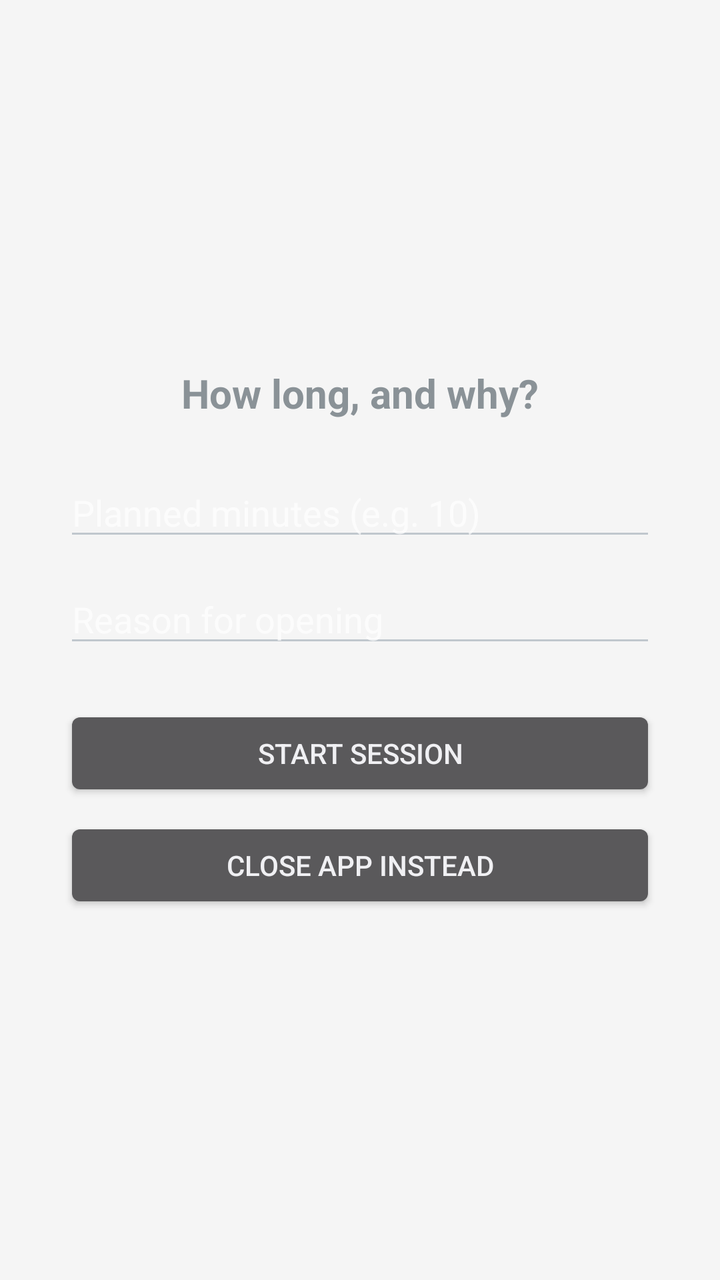
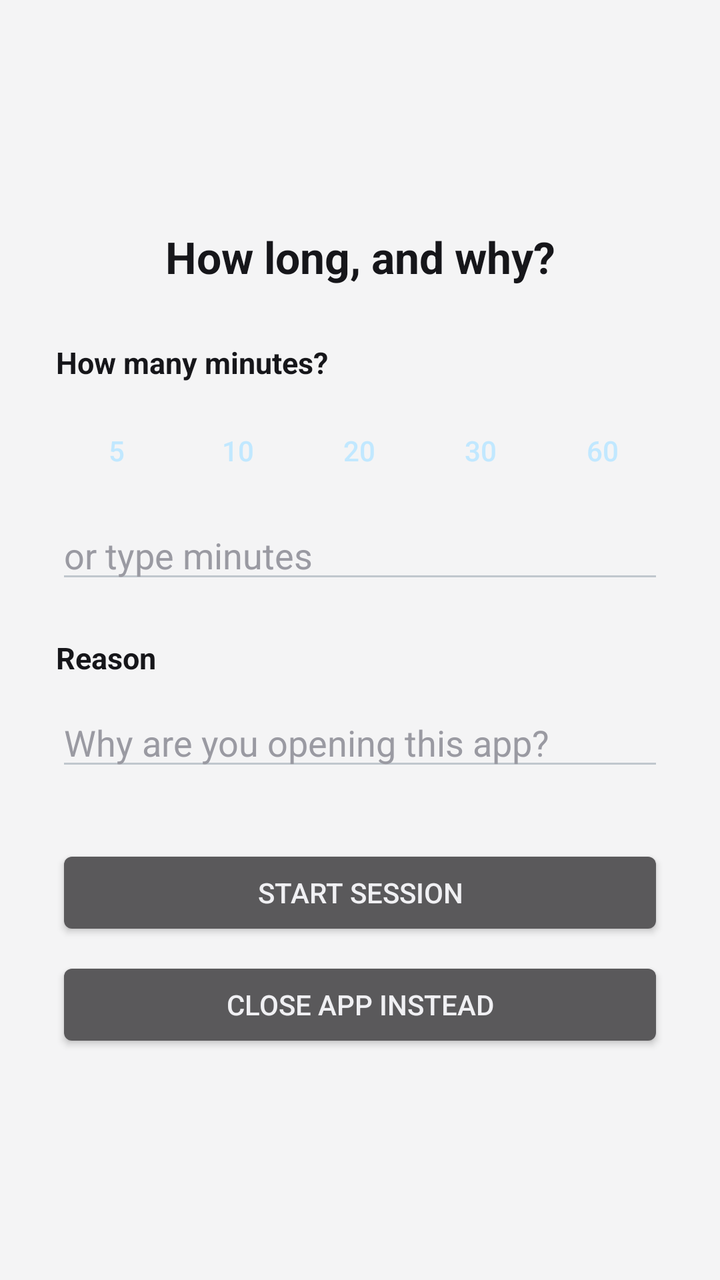

Compare the two renders of this Android layout. The source of the first and the diff that turns it into the second are given below.
<!-- AndroidManifest.xml: activity theme android:Theme.DeviceDefault.NoActionBar -->
<!-- res/layout/activity_prompt.xml -->
<?xml version="1.0" encoding="utf-8"?>
<LinearLayout xmlns:android="http://schemas.android.com/apk/res/android"
    android:layout_width="match_parent"
    android:layout_height="match_parent"
    android:orientation="vertical"
    android:gravity="center"
    android:background="#F5F5F5"
    android:padding="32dp">

    <TextView
        android:id="@+id/textTitle"
        android:layout_width="match_parent"
        android:layout_height="wrap_content"
        android:textSize="20sp"
        android:textStyle="bold"
        android:gravity="center"
        android:paddingBottom="24dp"
        android:text="How long, and why?" />

    <EditText
        android:id="@+id/editMinutes"
        android:layout_width="match_parent"
        android:layout_height="wrap_content"
        android:inputType="number"
        android:hint="Planned minutes (e.g. 10)" />

    <EditText
        android:id="@+id/editReason"
        android:layout_width="match_parent"
        android:layout_height="wrap_content"
        android:layout_marginTop="12dp"
        android:inputType="text"
        android:hint="Reason for opening" />

    <Button
        android:id="@+id/buttonStart"
        android:layout_width="match_parent"
        android:layout_height="wrap_content"
        android:layout_marginTop="24dp"
        android:text="Start session" />

    <Button
        android:id="@+id/buttonClose"
        android:layout_width="match_parent"
        android:layout_height="wrap_content"
        android:layout_marginTop="8dp"
        android:text="Close app instead" />

</LinearLayout>
<!-- resources referenced by this layout -->
<resources>

</resources>

<!-- the commit's change to res/layout/activity_prompt.xml (unified diff, before → after) -->
@@ -1,49 +1,133 @@
 <?xml version="1.0" encoding="utf-8"?>
-<LinearLayout xmlns:android="http://schemas.android.com/apk/res/android"
+<ScrollView xmlns:android="http://schemas.android.com/apk/res/android"
     android:layout_width="match_parent"
     android:layout_height="match_parent"
-    android:orientation="vertical"
-    android:gravity="center"
-    android:background="#F5F5F5"
-    android:padding="32dp">
+    android:background="#F4F4F5"
+    android:fillViewport="true">
 
-    <TextView
-        android:id="@+id/textTitle"
+    <LinearLayout
         android:layout_width="match_parent"
         android:layout_height="wrap_content"
-        android:textSize="20sp"
-        android:textStyle="bold"
+        android:orientation="vertical"
         android:gravity="center"
-        android:paddingBottom="24dp"
-        android:text="How long, and why?" />
+        android:padding="28dp">
 
-    <EditText
-        android:id="@+id/editMinutes"
-        android:layout_width="match_parent"
-        android:layout_height="wrap_content"
-        android:inputType="number"
-        android:hint="Planned minutes (e.g. 10)" />
+        <TextView
+            android:id="@+id/textTitle"
+            android:layout_width="match_parent"
+            android:layout_height="wrap_content"
+            android:textSize="22sp"
+            android:textStyle="bold"
+            android:textColor="#16161A"
+            android:gravity="center"
+            android:paddingBottom="28dp"
+            android:text="How long, and why?" />
 
-    <EditText
-        android:id="@+id/editReason"
-        android:layout_width="match_parent"
-        android:layout_height="wrap_content"
-        android:layout_marginTop="12dp"
-        android:inputType="text"
-        android:hint="Reason for opening" />
+        <TextView
+            android:layout_width="match_parent"
+            android:layout_height="wrap_content"
+            android:text="How many minutes?"
+            android:textSize="15sp"
+            android:textStyle="bold"
+            android:textColor="#16161A"
+            android:paddingBottom="10dp" />
 
-    <Button
-        android:id="@+id/buttonStart"
-        android:layout_width="match_parent"
-        android:layout_height="wrap_content"
-        android:layout_marginTop="24dp"
-        android:text="Start session" />
+        <LinearLayout
+            android:layout_width="match_parent"
+            android:layout_height="wrap_content"
+            android:orientation="horizontal"
+            android:baselineAligned="false">
 
-    <Button
-        android:id="@+id/buttonClose"
-        android:layout_width="match_parent"
-        android:layout_height="wrap_content"
-        android:layout_marginTop="8dp"
-        android:text="Close app instead" />
+            <Button
+                android:id="@+id/chip5"
+                style="?android:attr/buttonBarButtonStyle"
+                android:layout_width="0dp"
+                android:layout_height="wrap_content"
+                android:layout_weight="1"
+                android:minWidth="0dp"
+                android:text="5" />
 
-</LinearLayout>
+            <Button
+                android:id="@+id/chip10"
+                style="?android:attr/buttonBarButtonStyle"
+                android:layout_width="0dp"
+                android:layout_height="wrap_content"
+                android:layout_weight="1"
+                android:minWidth="0dp"
+                android:text="10" />
+
+            <Button
+                android:id="@+id/chip20"
+                style="?android:attr/buttonBarButtonStyle"
+                android:layout_width="0dp"
+                android:layout_height="wrap_content"
+                android:layout_weight="1"
+                android:minWidth="0dp"
+                android:text="20" />
+
+            <Button
+                android:id="@+id/chip30"
+                style="?android:attr/buttonBarButtonStyle"
+                android:layout_width="0dp"
+                android:layout_height="wrap_content"
+                android:layout_weight="1"
+                android:minWidth="0dp"
+                android:text="30" />
+
+            <Button
+                android:id="@+id/chip60"
+                style="?android:attr/buttonBarButtonStyle"
+                android:layout_width="0dp"
+                android:layout_height="wrap_content"
+                android:layout_weight="1"
+                android:minWidth="0dp"
+                android:text="60" />
+        </LinearLayout>
+
+        <EditText
+            android:id="@+id/editMinutes"
+            android:layout_width="match_parent"
+            android:layout_height="wrap_content"
+            android:layout_marginTop="6dp"
+            android:inputType="number"
+            android:textColor="#16161A"
+            android:textColorHint="#9A9AA2"
+            android:textSize="18sp"
+            android:hint="or type minutes" />
+
+        <TextView
+            android:layout_width="match_parent"
+            android:layout_height="wrap_content"
+            android:text="Reason"
+            android:textSize="15sp"
+            android:textStyle="bold"
+            android:textColor="#16161A"
+            android:paddingTop="22dp"
+            android:paddingBottom="10dp" />
+
+        <EditText
+            android:id="@+id/editReason"
+            android:layout_width="match_parent"
+            android:layout_height="wrap_content"
+            android:inputType="textCapSentences"
+            android:textColor="#16161A"
+            android:textColorHint="#9A9AA2"
+            android:textSize="18sp"
+            android:hint="Why are you opening this app?" />
+
+        <Button
+            android:id="@+id/buttonStart"
+            android:layout_width="match_parent"
+            android:layout_height="wrap_content"
+            android:layout_marginTop="32dp"
+            android:text="Start session" />
+
+        <Button
+            android:id="@+id/buttonClose"
+            android:layout_width="match_parent"
+            android:layout_height="wrap_content"
+            android:layout_marginTop="8dp"
+            android:text="Close app instead" />
+
+    </LinearLayout>
+</ScrollView>
